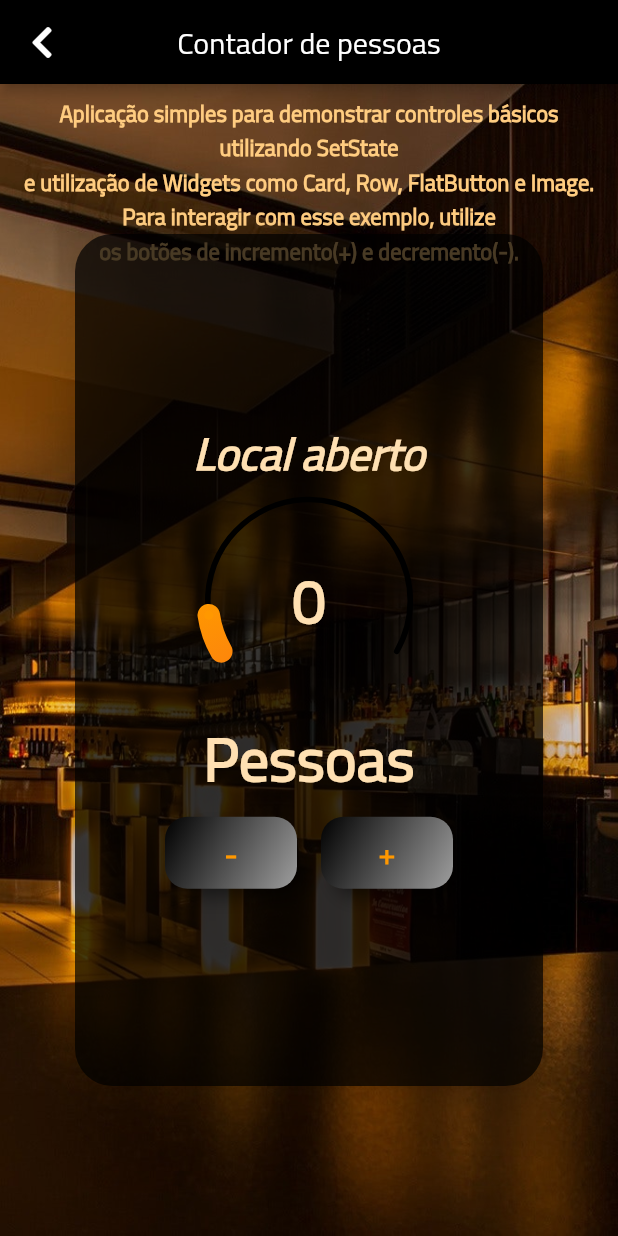
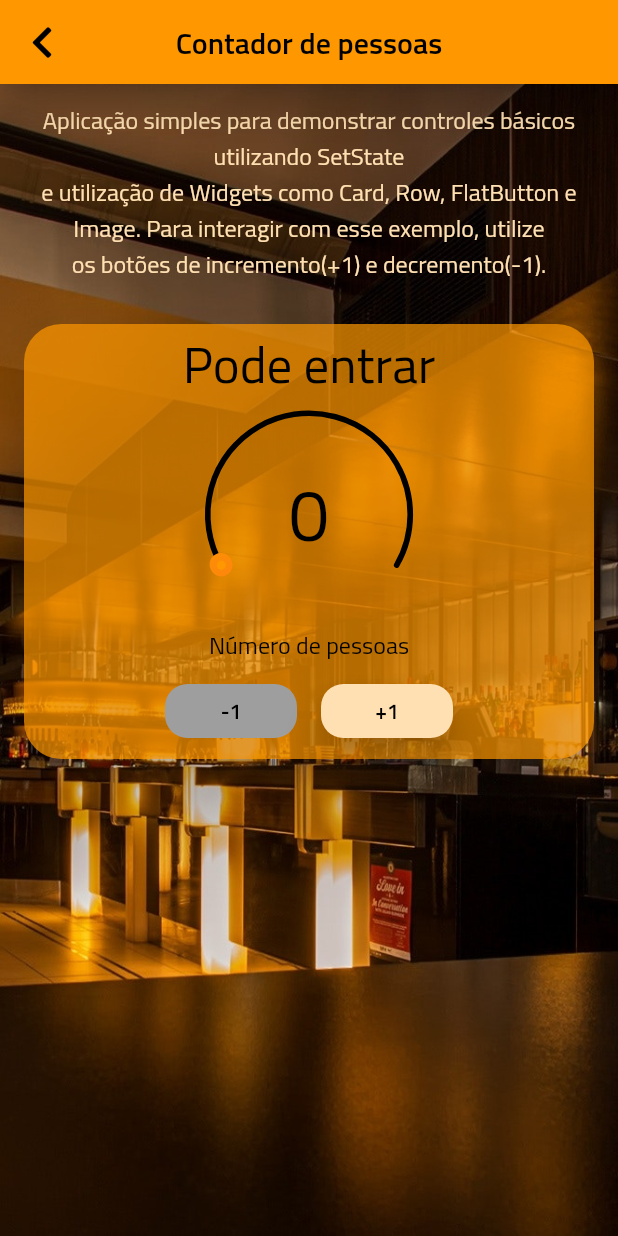
Before and after one commit to MatheusSchipper/flutter_examples, a Flutter app: the PeopleCounterPage screen opened by its route, on a phone screen of 412 x 824 dp. Run offline on Flutter 3.47's test engine with Material 2 defaults, Android fonts, the phone set to English and light mode, and no system bars; drawn by our look-alikes of sleek_circular_slider; our stand-ins replace bloc, cloud_firestore, dartz, dio, equatable, flutter_bloc and 6 more; accounts and stored records are empty.

Commit message:
Initial commit of theme management.

```diff
--- a/lib/core/utils/constants.dart
+++ b/lib/core/utils/constants.dart
@@ -14,7 +14,7 @@ const String contactDetailRoute = '$contactRoute/register_contact';
 const String chatRoute = 'chat';
 
 //Assets
-const String assetsDirectory = 'assets/images/';
+const String assetsDirectory = 'images/';
 const String peopleCounterAssetsDirectory = '${assetsDirectory}people_counter/';
 const String contactListAssetsDirectory = '${assetsDirectory}contact_list/';
 const String restaurantImage = '${peopleCounterAssetsDirectory}restaurant.jpg';
@@ -36,3 +36,9 @@ const String trendingGifUrl =
 ///
 const String searchGifUrl =
     "https://api.giphy.com/v1/gifs/search?api_key=$giphyKey&limit=25&rating=g&lang=en";
+
+// Fonts
+const String fontExtraLight = 'ExtraLight';
+const String fontLight = 'Light';
+const String fontRegular = 'Regular';
+const String fontSemiBold = 'SemiBold';
--- /dev/null
+++ b/lib/core/utils/theme_service.dart
@@ -0,0 +1,237 @@
+import 'package:examples/core/utils/constants.dart';
+import 'package:flutter/cupertino.dart';
+import 'package:flutter/material.dart';
+
+class ThemeService extends ChangeNotifier {
+  static ThemeService instance = ThemeService();
+
+  bool isDarkTheme = false;
+
+  ThemeData currentTheme;
+
+  void changeTheme() {
+    isDarkTheme = !isDarkTheme;
+    currentTheme = isDarkTheme ? _darkTheme : _lightTheme;
+
+    notifyListeners();
+  }
+
+  void changeThemeListener() {
+    var brightness = WidgetsBinding.instance.window.platformBrightness;
+    isDarkTheme = brightness == Brightness.dark;
+    currentTheme = isDarkTheme ? _darkTheme : _lightTheme;
+
+    notifyListeners();
+  }
+
+  ThemeData get _lightTheme => ThemeData(
+        primaryColor: Colors.orange,
+        buttonColor: Colors.orange[100],
+        disabledColor: Colors.black,
+        accentColor: Colors.black,
+        cardTheme: CardTheme(
+          color: Colors.orange.withOpacity(0.7),
+        ),
+        scaffoldBackgroundColor: Colors.orange[200],
+        appBarTheme: AppBarTheme(
+          color: Colors.orange,
+          centerTitle: true,
+          elevation: 10,
+          textTheme: TextTheme(
+            headline6: TextStyle(
+              color: Colors.black,
+              fontSize: 20,
+              fontFamily: fontSemiBold,
+            ),
+          ),
+          iconTheme: IconThemeData(
+            color: Colors.black,
+          ),
+        ),
+        inputDecorationTheme: InputDecorationTheme(
+          enabledBorder: OutlineInputBorder(
+            borderSide: BorderSide(color: Colors.orange),
+            borderRadius: BorderRadius.circular(15),
+          ),
+          focusedBorder: OutlineInputBorder(
+            borderSide: BorderSide(color: Colors.orange),
+            borderRadius: BorderRadius.circular(15),
+          ),
+        ),
+        textTheme: TextTheme(
+          headline1: TextStyle(
+            fontFamily: fontLight,
+            fontSize: 96,
+          ),
+          headline2: TextStyle(
+            fontFamily: fontLight,
+            fontSize: 60,
+          ),
+          headline3: TextStyle(
+            fontFamily: fontRegular,
+            fontSize: 48,
+          ),
+          headline4: TextStyle(
+            fontFamily: fontRegular,
+            fontSize: 34,
+          ),
+          headline5: TextStyle(
+            fontFamily: fontRegular,
+            fontSize: 24,
+          ),
+          headline6: TextStyle(
+            fontFamily: fontSemiBold,
+            fontSize: 20,
+          ),
+          subtitle1: TextStyle(
+            fontFamily: fontRegular,
+            fontSize: 16,
+          ),
+          subtitle2: TextStyle(
+            fontFamily: fontSemiBold,
+            fontSize: 14,
+          ),
+          bodyText1: TextStyle(
+            fontFamily: fontRegular,
+            fontSize: 16,
+          ),
+          bodyText2: TextStyle(
+            fontFamily: fontRegular,
+            fontSize: 14,
+          ),
+          button: TextStyle(
+            fontSize: 14,
+            color: Colors.black,
+            fontFamily: fontSemiBold,
+          ),
+          caption: TextStyle(
+            fontSize: 12,
+            fontFamily: fontRegular,
+          ),
+          overline: TextStyle(
+            fontSize: 10,
+            fontFamily: fontRegular,
+          ),
+        ),
+        buttonTheme: ButtonThemeData(
+          buttonColor: Colors.orange[100],
+          disabledColor: Colors.grey,
+          highlightColor: Colors.transparent,
+          focusColor: Colors.transparent,
+          hoverColor: Colors.transparent,
+          splashColor: Colors.transparent,
+          shape: RoundedRectangleBorder(
+            borderRadius: BorderRadius.all(
+              Radius.circular(15),
+            ),
+          ),
+        ),
+        fontFamily: fontRegular,
+      );
+
+  ThemeData get _darkTheme => ThemeData(
+        primaryColor: Colors.black,
+        accentColor: Colors.orange,
+        brightness: Brightness.dark,
+        cardTheme: CardTheme(
+          color: Colors.grey[850].withOpacity(0.7),
+        ),
+        buttonColor: Colors.black,
+        disabledColor: Colors.black,
+        appBarTheme: AppBarTheme(
+          color: Colors.black,
+          centerTitle: true,
+          elevation: 10,
+          textTheme: TextTheme(
+            headline6: TextStyle(
+              color: Colors.orange,
+              fontSize: 20,
+              fontFamily: fontSemiBold,
+            ),
+          ),
+          iconTheme: IconThemeData(
+            color: Colors.orange,
+          ),
+        ),
+        textTheme: TextTheme(
+          headline1: TextStyle(
+            fontFamily: fontLight,
+            fontSize: 96,
+          ),
+          headline2: TextStyle(
+            fontFamily: fontLight,
+            fontSize: 60,
+          ),
+          headline3: TextStyle(
+            fontFamily: fontRegular,
+            fontSize: 48,
+          ),
+          headline4: TextStyle(
+            fontFamily: fontRegular,
+            fontSize: 34,
+          ),
+          headline5: TextStyle(
+            fontFamily: fontRegular,
+            fontSize: 24,
+          ),
+          headline6: TextStyle(
+            fontFamily: fontSemiBold,
+            fontSize: 20,
+          ),
+          subtitle1: TextStyle(
+            fontFamily: fontRegular,
+            fontSize: 16,
+          ),
+          subtitle2: TextStyle(
+            fontFamily: fontSemiBold,
+            fontSize: 14,
+          ),
+          bodyText1: TextStyle(
+            fontFamily: fontRegular,
+            fontSize: 16,
+          ),
+          bodyText2: TextStyle(
+            fontFamily: fontRegular,
+            fontSize: 14,
+          ),
+          button: TextStyle(
+            fontSize: 14,
+            fontFamily: fontSemiBold,
+            color: Colors.orange[100],
+          ),
+          caption: TextStyle(
+            fontSize: 12,
+            fontFamily: fontRegular,
+          ),
+          overline: TextStyle(
+            fontSize: 10,
+            fontFamily: fontRegular,
+          ),
+        ),
+        buttonTheme: ButtonThemeData(
+          buttonColor: Colors.black,
+          disabledColor: Colors.grey,
+          highlightColor: Colors.transparent,
+          focusColor: Colors.transparent,
+          hoverColor: Colors.transparent,
+          splashColor: Colors.transparent,
+          shape: RoundedRectangleBorder(
+            borderRadius: BorderRadius.all(
+              Radius.circular(15),
+            ),
+          ),
+        ),
+        scaffoldBackgroundColor: Colors.grey[850],
+        inputDecorationTheme: InputDecorationTheme(
+          enabledBorder: OutlineInputBorder(
+            borderSide: BorderSide(color: Colors.orange[100]),
+            borderRadius: BorderRadius.circular(15),
+          ),
+          focusedBorder: OutlineInputBorder(
+            borderSide: BorderSide(color: Colors.orange[100]),
+            borderRadius: BorderRadius.circular(15),
+          ),
+        ),
+        fontFamily: fontRegular,
+      );
+}
--- a/lib/features/people_counter/presentation/pages/people_counter_page.dart
+++ b/lib/features/people_counter/presentation/pages/people_counter_page.dart
@@ -11,10 +11,9 @@ class PeopleCounterPage extends StatefulWidget {
 
 class _PeopleCounterPageState extends State<PeopleCounterPage> {
   var _count = 0;
-  var _infoText = "Local aberto";
-  var _rotate = 0;
+  var _infoText = "Pode entrar";
   var _maxCapacity = 10;
-  var _minCapacity = -1;
+  var _minCapacity = 0;
 
   bool canEnter;
 
@@ -22,17 +21,8 @@ class _PeopleCounterPageState extends State<PeopleCounterPage> {
     setState(
       () {
         var current = _count + delta;
-        _infoText = current < 0
-            ? "Mundo invertido"
-            : current >= _maxCapacity
-                ? "Local lotado"
-                : "Pode entrar";
+        _infoText = current >= _maxCapacity ? "Local lotado" : "Pode entrar";
         if (current >= _minCapacity && current <= _maxCapacity) {
-          if (current < 0) {
-            _rotate = 2;
-          } else {
-            _rotate = 0;
-          }
           _count += delta;
         }
       },
@@ -61,8 +51,6 @@ class _PeopleCounterPageState extends State<PeopleCounterPage> {
       ),
       backgroundColor: Colors.black,
       body: SafeArea(
-        child: RotatedBox(
-          quarterTurns: _rotate,
         child: Stack(
           children: [
             ExcludeSemantics(
@@ -72,60 +60,59 @@ class _PeopleCounterPageState extends State<PeopleCounterPage> {
                 height: double.infinity,
               ),
             ),
+            Column(
+              children: [
                 Tooltip(
                   message: 'Texto introdutório',
                   child: Padding(
-                  padding: const EdgeInsets.all(8.0),
+                    padding: const EdgeInsets.all(12.0),
                     child: Text(
                       '''Aplicação simples para demonstrar controles básicos utilizando SetState
 e utilização de Widgets como Card, Row, FlatButton e Image. Para interagir com esse exemplo, utilize
-os botões de incremento(+) e decremento(-).''',
-                    style: TextStyle(
-                      fontSize: 15,
-                      color: Colors.orange[200],
-                    ),
+os botões de incremento(+1) e decremento(-1).''',
+                      style: Theme.of(context)
+                          .textTheme
+                          .subtitle1
+                          .copyWith(color: Colors.orange[100]),
                       textAlign: TextAlign.center,
                     ),
                   ),
                 ),
-              Center(
+                Padding(
+                  padding: const EdgeInsets.all(12.0),
                   child: Card(
                     elevation: 25,
-                  margin: EdgeInsets.symmetric(horizontal: 50, vertical: 100),
                     shape: RoundedRectangleBorder(
                       borderRadius: BorderRadius.all(Radius.circular(25)),
                     ),
-                  color: Colors.black.withOpacity(0.7),
+                    color: Theme.of(context).cardTheme.color,
                     child: Column(
                       mainAxisAlignment: MainAxisAlignment.center,
                       crossAxisAlignment: CrossAxisAlignment.center,
                       children: [
                         Tooltip(
                           message: 'Informação sobre a lotação do local.',
-                        child: Text(
-                          '$_infoText',
+                          child: Text('$_infoText',
                               style: Theme.of(context)
                                   .textTheme
+                                  .headline4
                                   .copyWith(
-                                  bodyText1: TextStyle(
-                                color: Colors.orange[100],
-                                fontStyle: FontStyle.italic,
-                                fontSize: 30,
-                              ))
-                              .bodyText1,
-                        ),
+                                      color: Theme.of(context).accentColor)),
                         ),
                         Tooltip(
                           message: 'Número de pessoas no local',
                           child: SleekCircularSlider(
-                          min: -1,
+                            min: 0,
                             max: 10,
                             initialValue: _count.toDouble(),
                             innerWidget: (value) => Center(
-                            child: Text(
-                              '${value.toInt()}',
-                              style: TextStyle(color: Colors.orange[100]),
-                            ),
+                              child: Text('${value.toInt()}',
+                                  style: Theme.of(context)
+                                      .textTheme
+                                      .headline3
+                                      .copyWith(
+                                        color: Theme.of(context).accentColor,
+                                      )),
                             ),
                             appearance: CircularSliderAppearance(
                               customColors: CustomSliderColors(
@@ -136,34 +123,36 @@ os botões de incremento(+) e decremento(-).''',
                                 ],
                                 dotColor: Colors.orange,
                                 progressBarColor: Colors.orange,
-                              trackColor: Colors.black,
+                                shadowColor: Colors.black,
+                                trackColor: Theme.of(context).accentColor,
                               ),
                             ),
                           ),
                         ),
                         ExcludeSemantics(
                           child: Text(
-                          'Pessoas',
-                          style: Theme.of(context).textTheme.bodyText2.copyWith(
-                                color: Colors.orange[100],
+                            'Número de pessoas',
+                            style:
+                                Theme.of(context).textTheme.subtitle1.copyWith(
+                                      color: Theme.of(context).accentColor,
                                     ),
                             textAlign: TextAlign.center,
                           ),
                         ),
-                      Tooltip(
-                        message: 'Botões para remover ou inserir pessoas',
-                        child: Row(
+                        Row(
                           mainAxisAlignment: MainAxisAlignment.center,
                           children: [
                             Semantics(
-                              enabled: _count != _minCapacity,
                               button: true,
+                              enabled: _count > _minCapacity,
                               child: ButtonWidget(
                                   tooltip: 'Botão decremento',
-                                  onPressed: () {
+                                  onPressed: _count > _minCapacity
+                                      ? () {
                                           _changeCount(-1);
-                                  },
-                                  text: '-'),
+                                        }
+                                      : null,
+                                  text: '-1'),
                             ),
                             Semantics(
                               button: true,
@@ -175,11 +164,10 @@ os botões de incremento(+) e decremento(-).''',
                                         _changeCount(1);
                                       }
                                     : null,
-                                text: '+',
+                                text: '+1',
                               ),
                             ),
                           ],
-                        ),
                         ),
                       ],
                     ),
@@ -187,6 +175,7 @@ os botões de incremento(+) e decremento(-).''',
                 ),
               ],
             ),
+          ],
         ),
       ),
     );
--- a/lib/features/people_counter/presentation/widgets/button_widget.dart
+++ b/lib/features/people_counter/presentation/widgets/button_widget.dart
@@ -16,42 +16,22 @@ class ButtonWidget extends StatelessWidget {
   Widget build(BuildContext context) {
     return Padding(
       padding: const EdgeInsets.all(8.0),
-      child: Container(
-        decoration: BoxDecoration(
-          gradient: LinearGradient(
-            begin: Alignment.topLeft,
-            end: Alignment.bottomRight,
-            colors: [
-              Colors.black,
-              Colors.grey,
-            ],
-          ),
+      child: RaisedButton(
+        shape: RoundedRectangleBorder(
           borderRadius: BorderRadius.all(
             Radius.circular(15),
           ),
-          boxShadow: [
-            BoxShadow(
-              spreadRadius: -2,
-              blurRadius: 10,
-              offset: Offset(7, 7),
-              color: Colors.black.withOpacity(0.5),
-            ),
-          ],
         ),
-        child: RaisedButton(
-          color: Colors.transparent,
-          disabledColor: Colors.transparent,
-          elevation: 0,
-          child: Tooltip(
-            message: tooltip,
-            child: Text(
-              text,
-              style: TextStyle(fontSize: 20),
-            ),
+        elevation: 10,
+        child: Tooltip(
+          message: tooltip,
+          child: Text(
+            text,
+            style: Theme.of(context).textTheme.button,
           ),
-          textColor: Colors.orange,
-          onPressed: onPressed,
         ),
+        textColor: Theme.of(context).textTheme.button.color,
+        onPressed: onPressed,
       ),
     );
   }
```
Also changed, not shown: lib/app_widget.dart (+33 -33 lines), lib/features/home/presentation/pages/home_page.dart (+65 -68 lines), lib/features/home/presentation/widgets/item_widget.dart (+9 -21 lines), pubspec.yaml (+21 -6 lines), fonts/TitilliumWeb-Bold.ttf (renamed from assets/fonts/TitilliumWeb-Bold.ttf), fonts/TitilliumWeb-BoldItalic.ttf (renamed from assets/fonts/TitilliumWeb-BoldItalic.ttf), fonts/TitilliumWeb-ExtraLight.ttf (renamed from assets/fonts/TitilliumWeb-ExtraLight.ttf), fonts/TitilliumWeb-ExtraLightItalic.ttf (renamed from assets/fonts/TitilliumWeb-ExtraLightItalic.ttf), fonts/TitilliumWeb-Italic.ttf (renamed from assets/fonts/TitilliumWeb-Italic.ttf), fonts/TitilliumWeb-Light.ttf (renamed from assets/fonts/TitilliumWeb-Light.ttf), fonts/TitilliumWeb-LightItalic.ttf (renamed from assets/fonts/TitilliumWeb-LightItalic.ttf), fonts/TitilliumWeb-Regular.ttf (renamed from assets/fonts/TitilliumWeb-Regular.ttf), fonts/TitilliumWeb-SemiBold.ttf (renamed from assets/fonts/TitilliumWeb-SemiBold.ttf), fonts/TitilliumWeb-SemiBoldItalic.ttf (renamed from assets/fonts/TitilliumWeb-SemiBoldItalic.ttf), 2 more files. Lines whose indentation alone changed are shown as unchanged.
